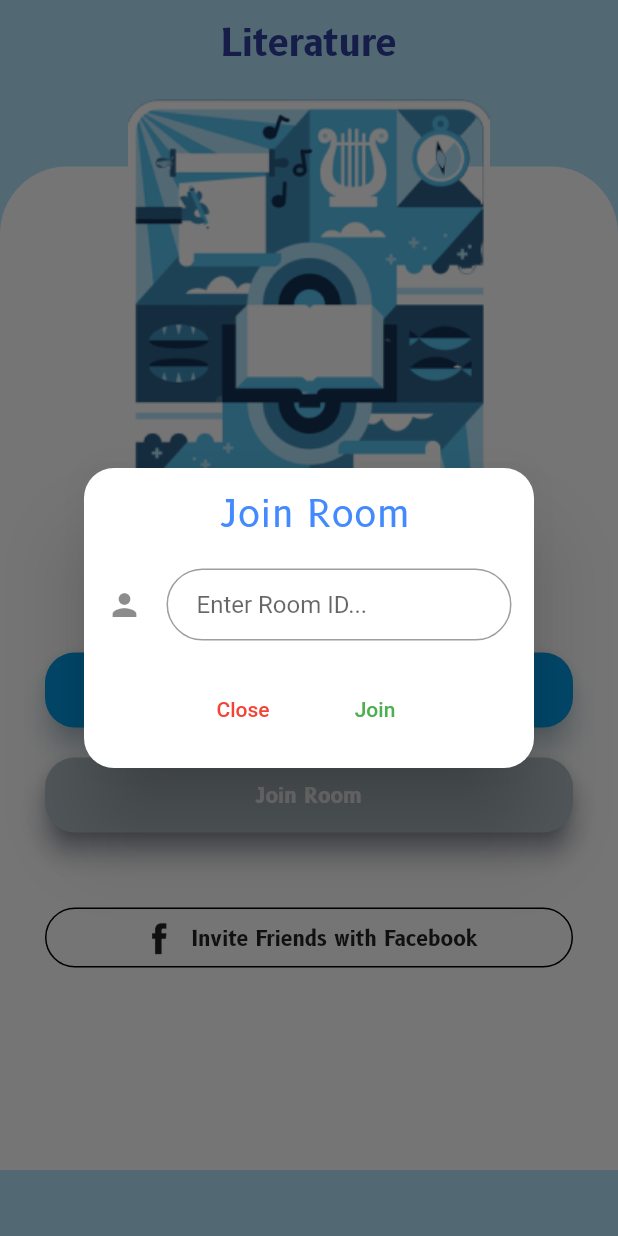
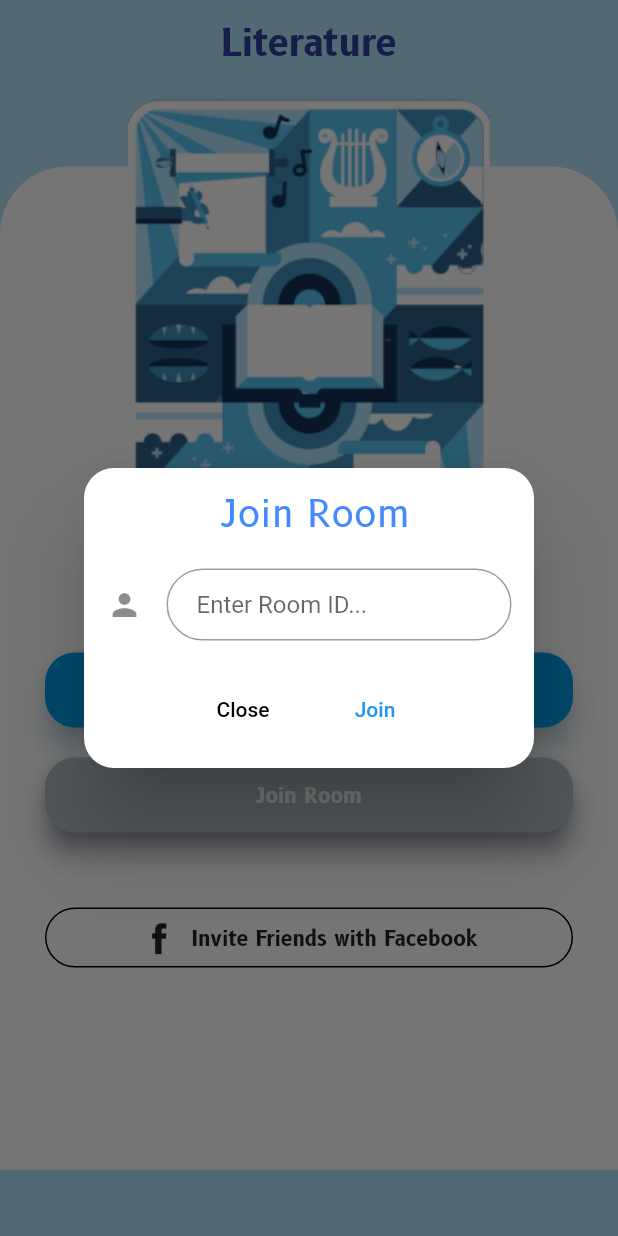
Before and after one commit to zairza-cetb/literature, a Flutter app: the screen it shows once a user with an empty profile is signed in, after a tap on "Join Room", on a phone screen of 412 x 824 dp. Run offline on Flutter 3.47's test engine with Material 2 defaults, Android fonts, the phone set to English and light mode, and no system bars; our stand-ins replace firebase_auth, flutter_local_notifications, google_sign_in, sliding_up_panel, socket_io_client; missing offline and left inert: enum_to_string, flutter_facebook_login, multiselect_formfield; accounts and stored records are empty; project files that could hold a hidden picture were left out.

Commit message:
Change Button Colors in Join Dialog

```diff
--- a/lib/screens/creategame.dart
+++ b/lib/screens/creategame.dart
@@ -141,7 +141,7 @@ class _CreateGame extends State<CreateGame> {
         players.addPlayers(lp);
         // force rebuild
         // game.removeListener(_joinRoomListener);
-        Navigator.pushReplacement(
+        Navigator.push(
             context,
             new MaterialPageRoute(
               builder: (BuildContext context) => WaitingPage(
@@ -305,7 +305,7 @@ class _CreateGame extends State<CreateGame> {
                         },
                         child: Text(
                           'Close',
-                          style: TextStyle(color: Colors.red),
+                          style: TextStyle(color: Colors.black),
                         )),
                     FlatButton(
                       onPressed: () {
@@ -315,7 +315,7 @@ class _CreateGame extends State<CreateGame> {
                       },
                       child: Text(
                         'Join',
-                        style: TextStyle(color: Colors.green),
+                        style: TextStyle(color: Colors.blue),
                       ),
                     ),
                   ],
```
